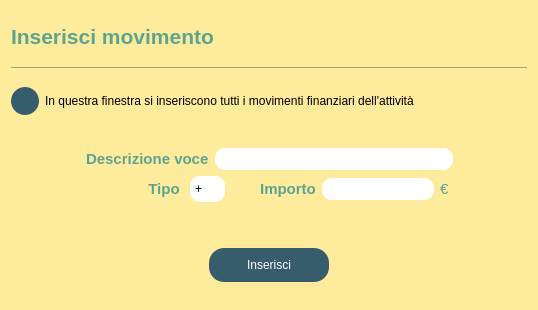
Old version of the form InserimentoSpeseRicavi/view/Inserisci_Movimento_UI.ui in the repository StracciaMatteo/GestioneCinema.
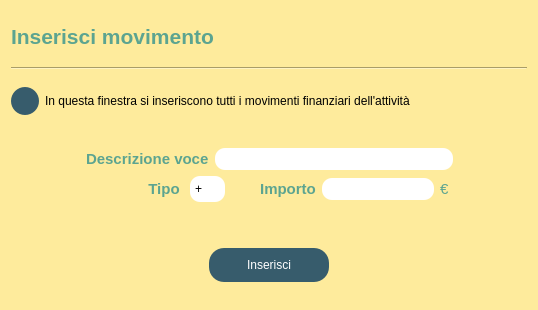
New version of the form. Icons and pictures are not drawn.

Patch:
```diff
--- a/InserimentoSpeseRicavi/view/Inserisci_Movimento_UI.ui
+++ b/InserimentoSpeseRicavi/view/Inserisci_Movimento_UI.ui
@@ -136,7 +136,7 @@
         </size>
        </property>
        <property name="text">
-        <string>In questra finestra si inseriscono tutti i movimenti finanziari dell'attività</string>
+        <string>In questa finestra si inseriscono tutti i movimenti finanziari dell'attività</string>
        </property>
        <property name="wordWrap">
         <bool>true</bool>
```
Left out of the diff: 6 changed lines with no effect on the pictures.
